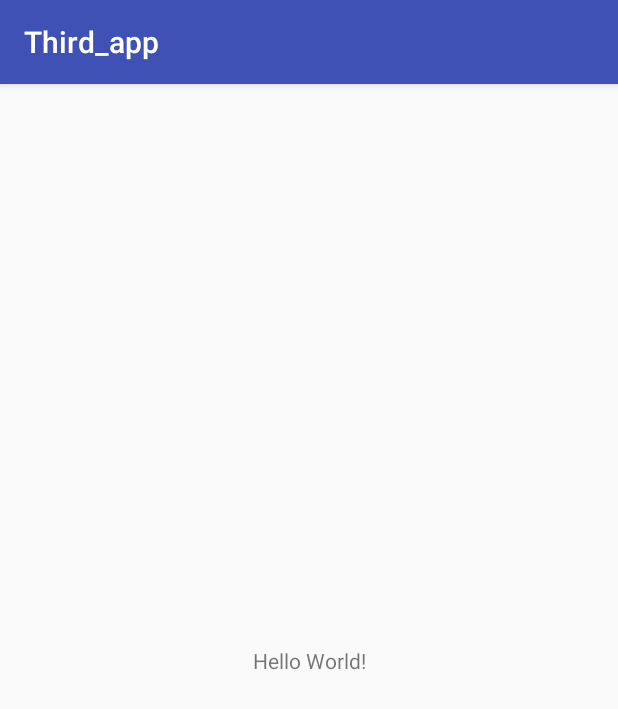
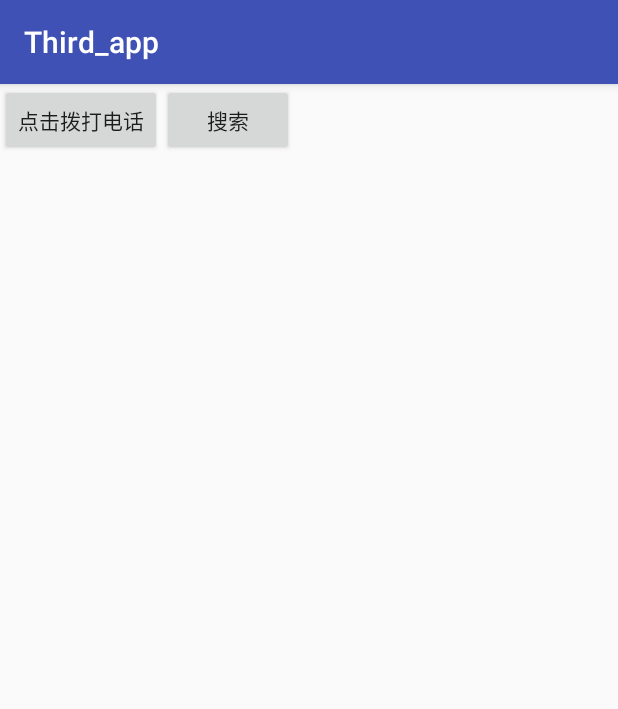
Before and after one commit to zhang91478/Third_app, an Android app: the screen it shows after launch (MainActivity), on a phone screen of 412 x 824 dp. Shown: the top 709 px of the screen. Run offline under Robolectric (Android 15) with nearby library versions, the phone set to English and light mode, and no system bars.

Commit message:
写了打电话和搜索的按钮

```diff
--- a/app/src/main/java/com/example/bsz/third_app/MainActivity.java
+++ b/app/src/main/java/com/example/bsz/third_app/MainActivity.java
@@ -1,7 +1,10 @@
 package com.example.bsz.third_app;
 
+import android.content.Intent;
 import android.support.v7.app.AppCompatActivity;
 import android.os.Bundle;
+import android.view.View;
+import android.widget.Button;
 
 public class MainActivity extends AppCompatActivity {
 
@@ -9,5 +12,27 @@ public class MainActivity extends AppCompatActivity {
     protected void onCreate(Bundle savedInstanceState) {
         super.onCreate(savedInstanceState);
         setContentView(R.layout.activity_main);
+
+        Button button1 = (Button)findViewById(R.id.button1);
+        button1.setOnClickListener(new View.OnClickListener() {
+            @Override
+            public void onClick(View view) {
+                Intent intent = new Intent();
+                intent.setAction("android.intent.action.DIAL");
+                startActivity(intent);
+            }
+        });
+
+        Button button2 = (Button)findViewById(R.id.button2);
+        button2.setOnClickListener(new View.OnClickListener() {
+            @Override
+            public void onClick(View view) {
+                Intent intent = new Intent();
+                intent.setAction("android.intent.action.SEARCH");
+                startActivity(intent);
+            }
+        });
+
+
     }
 }
--- a/app/src/main/res/layout/activity_main.xml
+++ b/app/src/main/res/layout/activity_main.xml
@@ -1,5 +1,5 @@
 <?xml version="1.0" encoding="utf-8"?>
-<android.support.constraint.ConstraintLayout
+<LinearLayout
     xmlns:android="http://schemas.android.com/apk/res/android"
     xmlns:tools="http://schemas.android.com/tools"
     xmlns:app="http://schemas.android.com/apk/res-auto"
@@ -7,13 +7,17 @@
     android:layout_height="match_parent"
     tools:context="com.example.bsz.third_app.MainActivity">
 
-    <TextView
+
+    <Button
+    android:layout_width="wrap_content"
+    android:layout_height="wrap_content"
+    android:id="@+id/button1"
+    android:text="@string/button1"/>
+
+    <Button
         android:layout_width="wrap_content"
         android:layout_height="wrap_content"
-        android:text="Hello World!"
-        app:layout_constraintBottom_toBottomOf="parent"
-        app:layout_constraintLeft_toLeftOf="parent"
-        app:layout_constraintRight_toRightOf="parent"
-        app:layout_constraintTop_toTopOf="parent" />
+        android:id="@+id/button2"
+        android:text="@string/button2"/>
 
-</android.support.constraint.ConstraintLayout>
+</LinearLayout>
--- a/app/src/main/res/values/strings.xml
+++ b/app/src/main/res/values/strings.xml
@@ -1,3 +1,5 @@
 <resources>
     <string name="app_name">Third_app</string>
+    <string name="button1">点击拨打电话</string>
+    <string name="button2">搜索</string>
 </resources>
```
